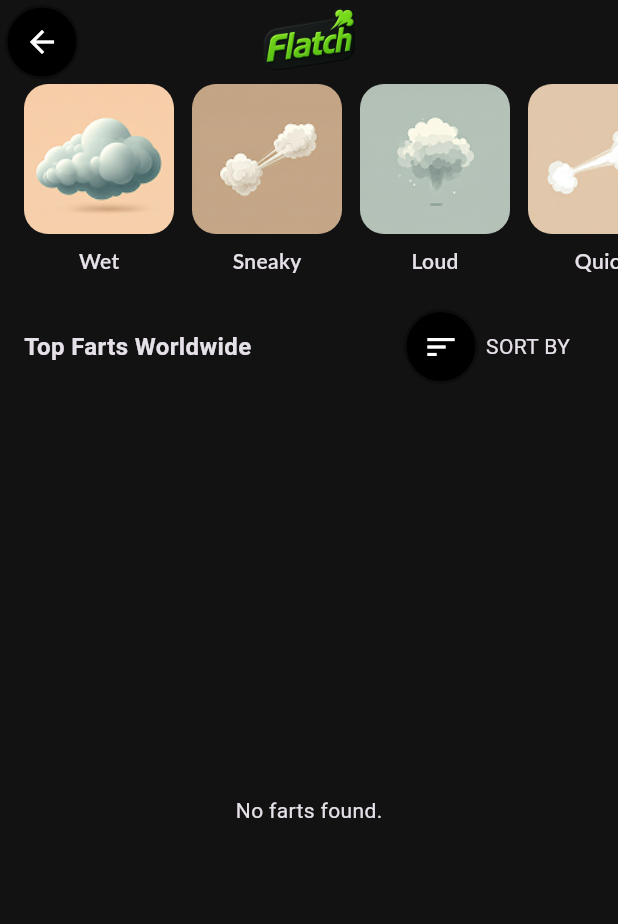
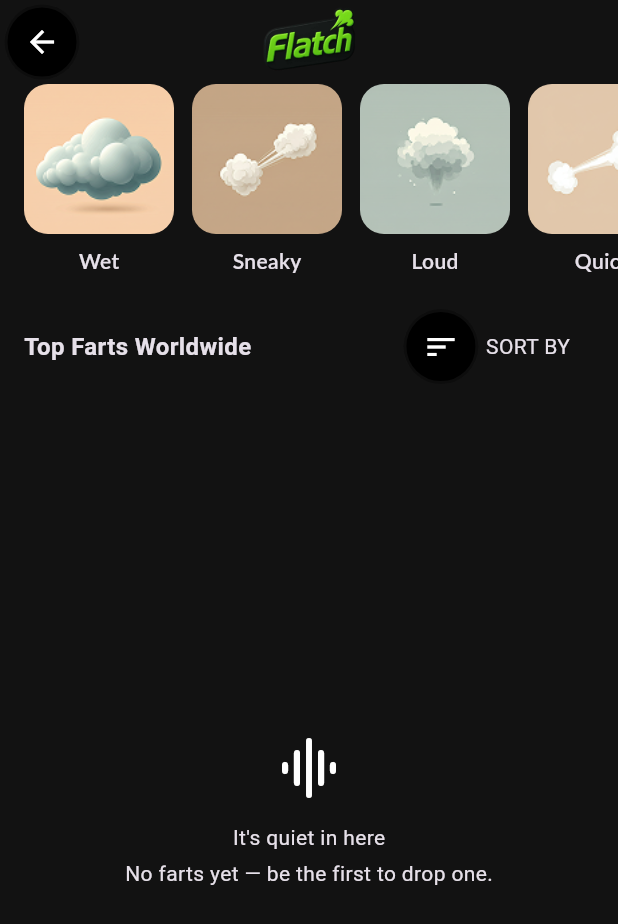
Before and after one commit to trippe1/flatch_app_v2, a Flutter app: the FartsPage screen opened directly, on a phone screen of 412 x 824 dp. Shown: the top 924 px of the screen. Run offline on Flutter 3.47's test engine with Material 3 defaults, Android fonts, the phone set to English and light mode, and no system bars; drawn by our look-alikes of toastification; our stand-ins replace app_links, bloc, cached_network_image, cloud_firestore, cloud_functions, csc_picker_plus and 28 more; missing offline and left inert: audio_session, flutter_audio_output, flutter_displaymode, flutter_sound; accounts and stored records are empty; Roboto replaces fonts that are missing (Lato).

Commit message:
feat(wave2): restore Dynamic Type (clamped) + friendly feed empty/error states
- core/app.dart: respect the OS font-size setting clamped to 0.9-1.2 instead of TextScaler.noScaling (accessibility + App Store review risk).

- Feed: friendly empty state ('be the first to drop one') and an error state with a Retry button, replacing bare text / raw exception strings.

Co-Authored-By: Claude Opus 4.8 <noreply@anthropic.com>

```diff
--- a/lib/views/home/fetch_farts.dart
+++ b/lib/views/home/fetch_farts.dart
@@ -395,13 +395,47 @@ class _FartsPageState extends State<FartsPage> {
                       state is FetchFartsInitial) {
                     return const Center(child: CircularProgressIndicator());
                   } else if (state is FetchFartsFailure) {
-                    return Center(child: Text("Error: ${state.error}"));
+                    return Center(
+                      child: Column(
+                        mainAxisSize: MainAxisSize.min,
+                        children: [
+                          const Icon(Icons.wifi_off_rounded, size: 48),
+                          const SizedBox(height: 12),
+                          const Text("Couldn't load the feed"),
+                          const SizedBox(height: 12),
+                          ElevatedButton(
+                            onPressed: () {
+                              final cat =
+                                  context
+                                      .read<FetchFartsCubit>()
+                                      .state
+                                      .selectedCategory;
+                              context.read<FetchFartsBloc>().add(
+                                FetchTopFarts(category: cat),
+                              );
+                            },
+                            child: const Text("Retry"),
+                          ),
+                        ],
+                      ),
+                    );
                   }
 
                   return BlocBuilder<FetchFartsCubit, FetchFartsCubitState>(
                     builder: (context, cubitState) {
                       if (cubitState.farts.isEmpty) {
-                        return const Center(child: Text("No farts found."));
+                        return const Center(
+                          child: Column(
+                            mainAxisSize: MainAxisSize.min,
+                            children: [
+                              Icon(Icons.graphic_eq_rounded, size: 48),
+                              SizedBox(height: 12),
+                              Text("It's quiet in here"),
+                              SizedBox(height: 4),
+                              Text("No farts yet — be the first to drop one."),
+                            ],
+                          ),
+                        );
                       }
                       final visibleFarts = AppLogics.instance.applyFilter(
                         cubitState.farts,
```
Also changed, not shown: lib/core/app.dart (+7 -1 lines).
